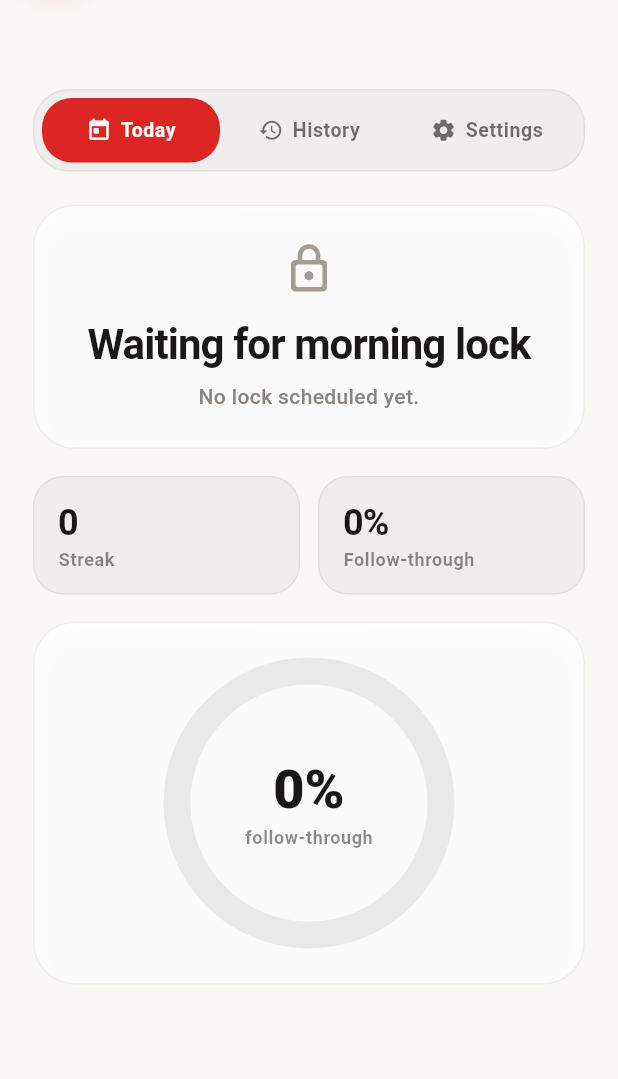
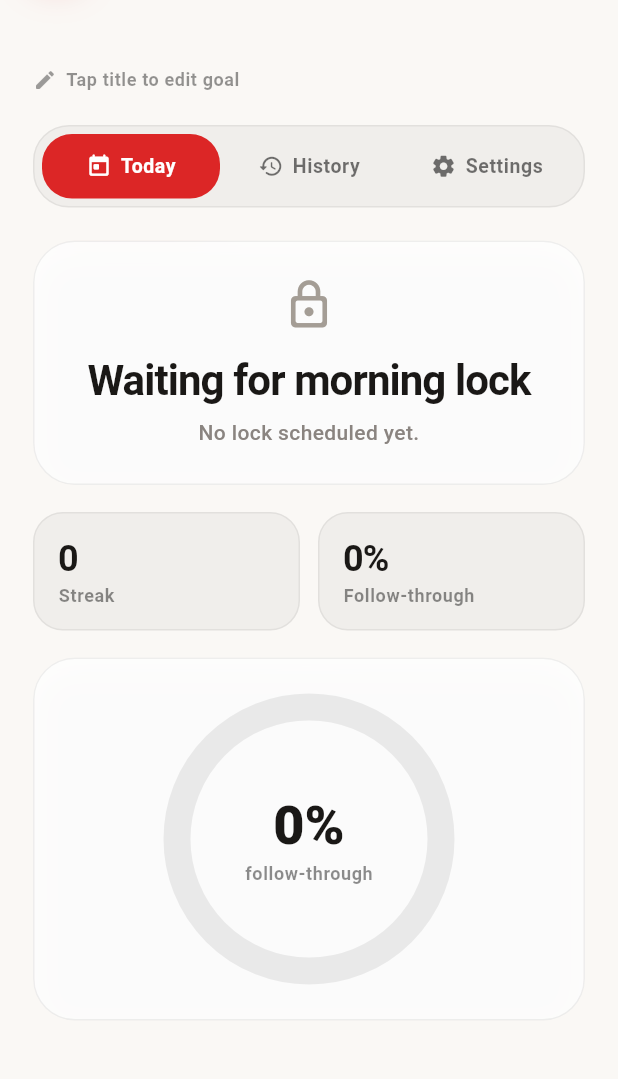
Before and after one commit to EdmondMbadu/rocket_reminder, a Flutter app: the _ActiveView widget shown alone on an empty page, opened directly with empty values, on a phone screen of 412 x 824 dp, the part 106-1185 px from its top. Run offline on Flutter 3.47's test engine with Material 3 defaults, Android fonts, the phone set to English and light mode, and no system bars; our stand-ins replace flutter_local_notifications, flutter_timezone, timezone; accounts and stored records are empty; statements that could not run were skipped.

Commit message:
updated the edit for something to work

```diff
--- a/lib/main.dart
+++ b/lib/main.dart
@@ -1,3 +1,5 @@
+import 'dart:ui';
+
 import 'package:flutter/widgets.dart';
 
 import 'src/app.dart';
@@ -5,5 +7,6 @@ import 'src/controller.dart';
 
 void main() {
   WidgetsFlutterBinding.ensureInitialized();
+  DartPluginRegistrant.ensureInitialized();
   runApp(GoalLockApp(controller: GoalLockController()));
 }
--- a/lib/src/app.dart
+++ b/lib/src/app.dart
@@ -687,13 +687,7 @@ class _ActiveView extends StatelessWidget {
                 ],
               ),
               const SizedBox(height: 24),
-              Text(
-                controller.goalLabel,
-                style: Theme.of(context)
-                    .textTheme
-                    .displayMedium
-                    ?.copyWith(fontSize: 36),
-              ),
+              _EditableGoalHeader(controller: controller),
               const SizedBox(height: 22),
               _TabBar(controller: controller),
               const SizedBox(height: 22),
@@ -708,6 +702,147 @@ class _ActiveView extends StatelessWidget {
             ],
           ),
         ),
+      ),
+    );
+  }
+}
+
+class _EditableGoalHeader extends StatefulWidget {
+  const _EditableGoalHeader({required this.controller});
+
+  final GoalLockController controller;
+
+  @override
+  State<_EditableGoalHeader> createState() => _EditableGoalHeaderState();
+}
+
+class _EditableGoalHeaderState extends State<_EditableGoalHeader> {
+  late final TextEditingController _goalController;
+  bool _isEditing = false;
+
+  @override
+  void initState() {
+    super.initState();
+    _goalController = TextEditingController(text: widget.controller.goalLabel);
+  }
+
+  @override
+  void didUpdateWidget(covariant _EditableGoalHeader oldWidget) {
+    super.didUpdateWidget(oldWidget);
+    if (!_isEditing && _goalController.text != widget.controller.goalLabel) {
+      _goalController.text = widget.controller.goalLabel;
+    }
+  }
+
+  @override
+  void dispose() {
+    _goalController.dispose();
+    super.dispose();
+  }
+
+  Future<void> _saveGoal() async {
+    final trimmedGoal = _goalController.text.trim();
+    if (trimmedGoal.isEmpty) {
+      return;
+    }
+    await widget.controller.updateGoal(trimmedGoal);
+    if (!mounted) {
+      return;
+    }
+    if (widget.controller.goalLabel == trimmedGoal) {
+      setState(() => _isEditing = false);
+    }
+  }
+
+  @override
+  Widget build(BuildContext context) {
+    final dark = _isDark(context);
+    final overlay = dark ? Colors.white : Colors.black;
+
+    if (_isEditing) {
+      return Column(
+        crossAxisAlignment: CrossAxisAlignment.start,
+        children: [
+          TextField(
+            controller: _goalController,
+            autofocus: true,
+            maxLines: 1,
+            textCapitalization: TextCapitalization.sentences,
+            style: Theme.of(context)
+                .textTheme
+                .displayMedium
+                ?.copyWith(fontSize: 34),
+            decoration: const InputDecoration(
+              hintText: 'What goal are you protecting now?',
+            ),
+            onSubmitted: (_) =>
+                widget.controller.isBusy ? null : _saveGoal(),
+          ),
+          const SizedBox(height: 12),
+          Row(
+            children: [
+              OutlinedButton(
+                onPressed: widget.controller.isBusy
+                    ? null
+                    : () {
+                        _goalController.text = widget.controller.goalLabel;
+                        setState(() => _isEditing = false);
+                      },
+                child: const Text('Cancel'),
+              ),
+              const SizedBox(width: 10),
+              Expanded(
+                child: ElevatedButton(
+                  onPressed:
+                      widget.controller.isBusy ? null : _saveGoal,
+                  child: const Text('Save goal'),
+                ),
+              ),
+            ],
+          ),
+        ],
+      );
+    }
+
+    return GestureDetector(
+      behavior: HitTestBehavior.opaque,
+      onTap: widget.controller.isBusy
+          ? null
+          : () {
+              _goalController.text = widget.controller.goalLabel;
+              setState(() => _isEditing = true);
+            },
+      child: Column(
+        crossAxisAlignment: CrossAxisAlignment.start,
+        children: [
+          Text(
+            widget.controller.goalLabel,
+            style: Theme.of(context)
+                .textTheme
+                .displayMedium
+                ?.copyWith(fontSize: 36),
+          ),
+          const SizedBox(height: 8),
+          Row(
+            mainAxisSize: MainAxisSize.min,
+            children: [
+              Icon(
+                Icons.edit_rounded,
+                size: 16,
+                color: overlay.withValues(alpha: 0.38),
+              ),
+              const SizedBox(width: 6),
+              Text(
+                'Tap title to edit goal',
+                style: Theme.of(context).textTheme.bodySmall?.copyWith(
+                      color: overlay.withValues(alpha: 0.42),
+                      fontWeight: FontWeight.w700,
+                      letterSpacing: 0.4,
+                    ),
+              ),
+            ],
+          ),
+        ],
       ),
     );
   }
--- a/lib/src/controller.dart
+++ b/lib/src/controller.dart
@@ -391,6 +391,28 @@ class GoalLockController extends ChangeNotifier {
     notifyListeners();
   }
 
+  Future<void> updateGoal(String goal) async {
+    if (_goalPlan == null) {
+      return;
+    }
+
+    final trimmedGoal = goal.trim();
+    if (trimmedGoal.isEmpty) {
+      _errorMessage = 'Keep one clear goal here.';
+      notifyListeners();
+      return;
+    }
+
+    _setBusy(true);
+    _clearMessages();
+    _goalPlan = _goalPlan!.copyWith(goal: trimmedGoal, armed: true);
+    await _syncLatest();
+    await _persist();
+    await _syncNotifications(requestPermissions: true);
+    _noticeMessage ??= 'Goal updated.';
+    _setBusy(false);
+  }
+
   Future<void> signOut() async {
     _ticker?.cancel();
     _remoteCredentials = null;
```
Also changed, not shown: lib/src/goal_lock_notifications_io.dart (+18 -0 lines), 1 other file.
